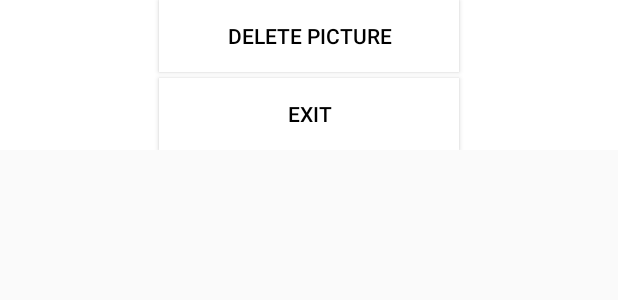
After one commit to Marylinemds/WellnessJournal, an Android app: the layout custom_dialog_box.xml on its own in the app's theme, with its tools: preview values and no code run, on a phone screen of 412 x 824 dp. The commit adds this screen. Shown: the top 300 px of the screen. Run offline under Robolectric (Android 15) with nearby library versions, the phone set to English and light mode, and no system bars.

Commit message:
delete option works for the pictures

```diff
--- a/app/src/main/java/com/example/android/wellnessjournal/Home/HomeActivity.java
+++ b/app/src/main/java/com/example/android/wellnessjournal/Home/HomeActivity.java
@@ -82,6 +82,8 @@ public class HomeActivity extends AppCompatActivity implements NavigationView.On
         return super.onOptionsItemSelected(item);
     }
 
+
+
     private void checkCurrentUser(FirebaseUser user){
         Log.d(TAG, "checkCurrentUser: checking if user is logged in.");
 
--- /dev/null
+++ b/app/src/main/res/layout/custom_dialog_box.xml
@@ -0,0 +1,30 @@
+<?xml version="1.0" encoding="utf-8"?>
+<RelativeLayout xmlns:android="http://schemas.android.com/apk/res/android"
+    android:layout_width="fill_parent"
+    android:background="@color/white"
+    android:layout_height="100dp">
+
+    <Button
+        android:onClick="btnDeletePicture"
+        android:id="@+id/btnDeletePicture"
+        android:background="@color/white"
+        android:textColor="@color/black"
+        android:layout_centerHorizontal="true"
+        android:layout_width="wrap_content"
+        android:layout_height="wrap_content"
+        android:layout_marginBottom="20dp"
+        android:width="200dp"
+        android:text="Delete picture"/>
+
+    <Button
+        android:onClick="btnExitClicked"
+        android:id="@+id/btnExit"
+        android:background="@color/white"
+        android:textColor="@color/black"
+        android:layout_centerHorizontal="true"
+        android:layout_width="wrap_content"
+        android:layout_height="wrap_content"
+        android:layout_alignParentBottom="true"
+        android:width="200dp"
+        android:text="Exit"/>
+</RelativeLayout>
```
Also changed, not shown: app/src/main/java/com/example/android/wellnessjournal/Food/FoodActivity.java (+26 -2 lines), app/src/main/java/com/example/android/wellnessjournal/MyImage.java (+12 -2 lines), app/src/main/java/com/example/android/wellnessjournal/PicturesAdapter.java (+31 -20 lines), app/src/main/java/com/example/android/wellnessjournal/Utils/FirebaseMethods.java (+36 -60 lines).
